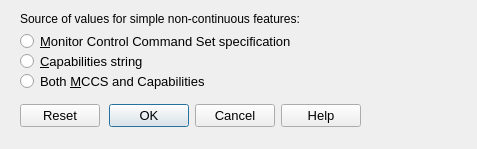
The window that src/option_dialogs/other_options_dialog.ui (rockowitz/ddcui) describes before a commit, drawn with Qt 5.
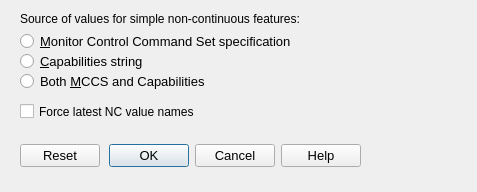
The same window after the commit.

Commit message: other_options_dialog.ui: add "Force Latest NC Value Names" checkbox

```diff
--- a/src/option_dialogs/other_options_dialog.ui
+++ b/src/option_dialogs/other_options_dialog.ui
@@ -10,7 +10,7 @@
     <x>0</x>
     <y>0</y>
     <width>477</width>
-    <height>149</height>
+    <height>192</height>
    </rect>
   </property>
   <property name="windowTitle">
@@ -23,7 +23,7 @@
    <property name="geometry">
     <rect>
      <x>20</x>
-     <y>100</y>
+     <y>140</y>
      <width>341</width>
      <height>32</height>
     </rect>
@@ -128,6 +128,19 @@
     <string notr="true">ncValueSourceButtonGroup</string>
    </attribute>
   </widget>
+  <widget class="QCheckBox" name="latestNcValueNamesCheckbox">
+   <property name="geometry">
+    <rect>
+     <x>20</x>
+     <y>100</y>
+     <width>251</width>
+     <height>23</height>
+    </rect>
+   </property>
+   <property name="text">
+    <string>Force latest NC value names</string>
+   </property>
+  </widget>
  </widget>
  <resources/>
  <connections>
```
